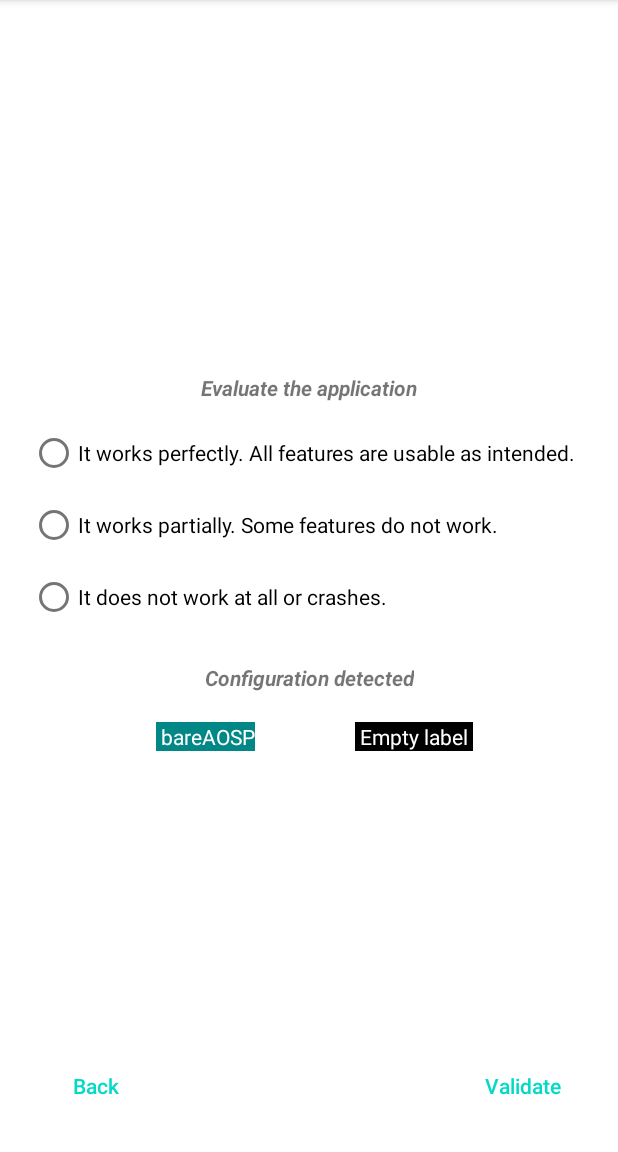
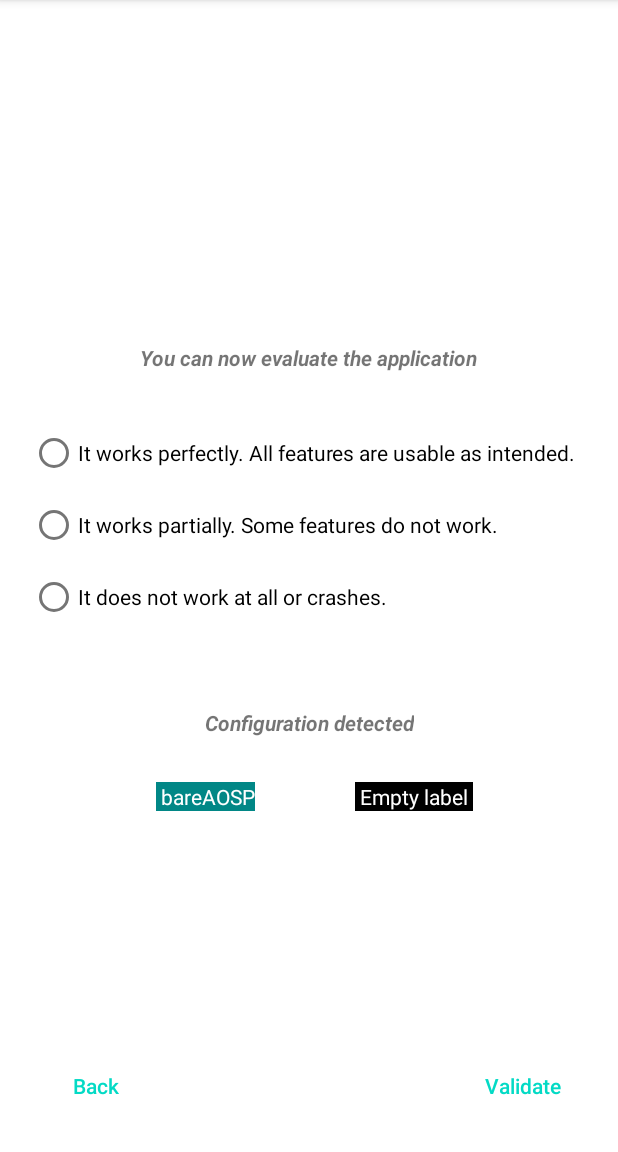
Before and after one commit to jonathanklee/Sapio, an Android app: the fragment EvaluateFragment shown on its own in the app's theme, on a phone screen of 412 x 824 dp, the part 84-1236 px from its top. Run offline under Robolectric (Android 15) with nearby library versions, the phone set to English and light mode, and no system bars; our stand-ins replace Dagger/Hilt's generated code; libraries missing offline, so code that uses them is left out: com.parse, com.scottyab.rootbeer; 2 statements that could not run were skipped.

Commit message:
Improve EvaluateFragment design

```diff
--- a/app/src/main/res/layout/fragment_evaluate.xml
+++ b/app/src/main/res/layout/fragment_evaluate.xml
@@ -10,7 +10,7 @@
         android:id="@+id/noteApplication"
         android:layout_width="wrap_content"
         android:layout_height="wrap_content"
-        android:layout_marginBottom="10dp"
+        android:layout_marginBottom="30dp"
         android:text="@string/note_application_text"
         android:textStyle="bold|italic"
         app:layout_constraintBottom_toTopOf="@+id/note"
@@ -21,7 +21,8 @@
         android:id="@+id/configurationDetected"
         android:layout_width="wrap_content"
         android:layout_height="wrap_content"
-        android:layout_marginTop="20dp"
+        android:layout_marginBottom="30dp"
+        android:layout_marginTop="50dp"
         android:text="@string/configuration_detected"
         android:textStyle="bold|italic"
         app:layout_constraintEnd_toEndOf="parent"
@@ -32,7 +33,7 @@
         android:id="@+id/microgConfiguration"
         android:layout_width="wrap_content"
         android:layout_height="wrap_content"
-        android:layout_margin="20dp"
+        android:layout_margin="30dp"
         android:text="microG configuration"
         android:textColor="@color/white"
         app:layout_constraintEnd_toStartOf="@+id/configurationDetected"
@@ -43,7 +44,7 @@
         android:id="@+id/rootConfiguration"
         android:layout_width="wrap_content"
         android:layout_height="wrap_content"
-        android:layout_margin="20dp"
+        android:layout_margin="30dp"
         android:text="root configuration"
         android:textColor="@color/white"
         app:layout_constraintEnd_toEndOf="@+id/configurationDetected"
--- a/app/src/main/res/values/strings.xml
+++ b/app/src/main/res/values/strings.xml
@@ -21,7 +21,7 @@
     <string name="proceed">Proceed</string>
     <string name="choose_app">Select app</string>
     <string name="select_application_text">Select the application you want to evaluate</string>
-    <string name="note_application_text">Evaluate the application</string>
+    <string name="note_application_text">You can now evaluate the application</string>
     <string name="safety_net_result"></string>
     <string name="microg_label">\ microG\ </string>
     <string name="bare_aosp_label">\ bareAOSP\ </string>
```
